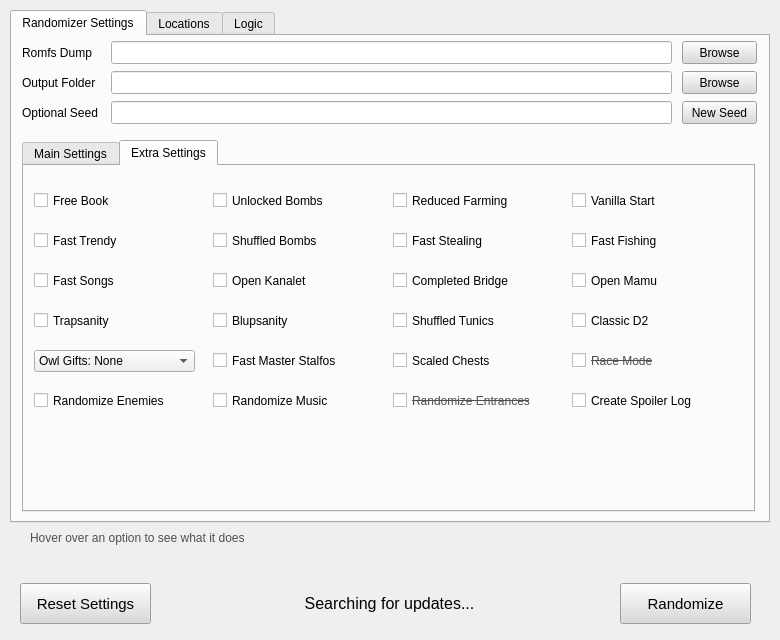
Above: UI/ui_form.ui from Owen-Splat/LAS-Randomizer before the change. Below: the same form after it.
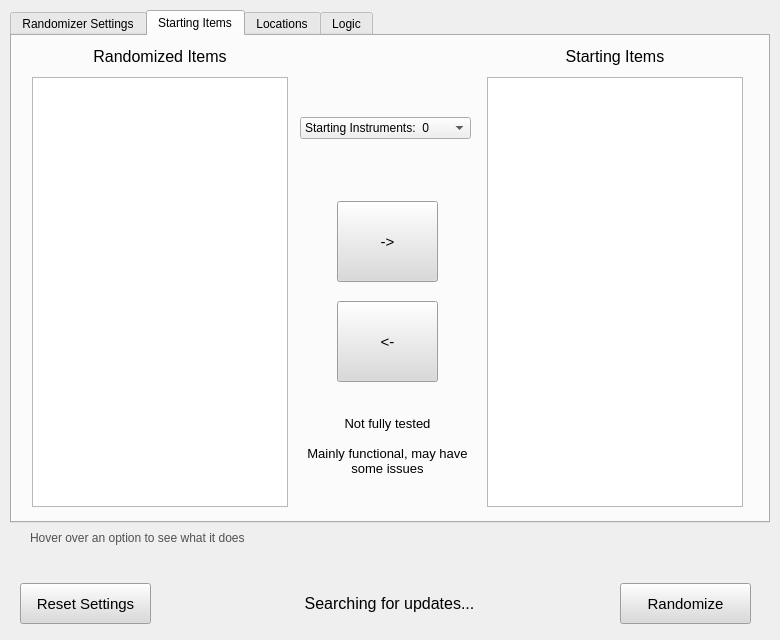
That is the form after the change. The open tabs and pages were chosen to show the change.

What changed in the file:
```diff
--- a/UI/ui_form.ui
+++ b/UI/ui_form.ui
@@ -579,73 +579,6 @@
          <string>Rapids</string>
         </property>
        </widget>
-       <widget class="QComboBox" name="instrumentsComboBox">
-        <property name="geometry">
-         <rect>
-          <x>548</x>
-          <y>104</y>
-          <width>161</width>
-          <height>22</height>
-         </rect>
-        </property>
-        <property name="whatsThis">
-         <string>This lets you choose a number of random instruments to start with</string>
-        </property>
-        <property name="editable">
-         <bool>false</bool>
-        </property>
-        <property name="currentIndex">
-         <number>0</number>
-        </property>
-        <property name="placeholderText">
-         <string/>
-        </property>
-        <item>
-         <property name="text">
-          <string>Starting Instruments:  0</string>
-         </property>
-        </item>
-        <item>
-         <property name="text">
-          <string>Starting Instruments:  1</string>
-         </property>
-        </item>
-        <item>
-         <property name="text">
-          <string>Starting Instruments:  2</string>
-         </property>
-        </item>
-        <item>
-         <property name="text">
-          <string>Starting Instruments:  3</string>
-         </property>
-        </item>
-        <item>
-         <property name="text">
-          <string>Starting Instruments:  4</string>
-         </property>
-        </item>
-        <item>
-         <property name="text">
-          <string>Starting Instruments:  5</string>
-         </property>
-        </item>
-        <item>
-         <property name="text">
-          <string>Starting Instruments:  6</string>
-         </property>
-        </item>
-        <item>
-         <property name="text">
-          <string>Starting Instruments:  7</string>
-         </property>
-        </item>
-        <item>
-         <property name="text">
-          <string>Starting Instruments:  8</string>
-         </property>
-        </item>
-       </widget>
        <widget class="QGroupBox" name="groupBox">
         <property name="geometry">
          <rect>
@@ -931,8 +864,8 @@
        <widget class="QCheckBox" name="shuffledBombsCheck">
         <property name="geometry">
          <rect>
-          <x>189</x>
-          <y>64</y>
+          <x>10</x>
+          <y>224</y>
           <width>173</width>
           <height>21</height>
          </rect>
@@ -950,8 +883,8 @@
        <widget class="QCheckBox" name="rupCheck">
         <property name="geometry">
          <rect>
-          <x>189</x>
-          <y>144</y>
+          <x>369</x>
+          <y>104</y>
           <width>173</width>
           <height>21</height>
          </rect>
@@ -969,7 +902,7 @@
        <widget class="QCheckBox" name="farmingCheck">
         <property name="geometry">
          <rect>
-          <x>369</x>
+          <x>189</x>
           <y>24</y>
           <width>173</width>
           <height>21</height>
@@ -1007,8 +940,8 @@
        <widget class="QCheckBox" name="tunicsCheck">
         <property name="geometry">
          <rect>
-          <x>369</x>
-          <y>144</y>
+          <x>548</x>
+          <y>24</y>
           <width>173</width>
           <height>21</height>
          </rect>
@@ -1026,7 +959,7 @@
          <string>Tunics will appear as checks&lt;br&gt;&lt;/br&gt;You can only swap between tunics you have obtained</string>
         </property>
         <property name="text">
-         <string>Shuffled Tunics</string>
+         <string>Bad Pets</string>
         </property>
         <property name="checkable">
          <bool>true</bool>
@@ -1035,7 +968,7 @@
        <widget class="QCheckBox" name="stealingCheck">
         <property name="geometry">
          <rect>
-          <x>369</x>
+          <x>189</x>
           <y>64</y>
           <width>173</width>
           <height>21</height>
@@ -1088,8 +1021,8 @@
        <widget class="QCheckBox" name="kanaletCheck">
         <property name="geometry">
          <rect>
-          <x>189</x>
-          <y>104</y>
+          <x>10</x>
+          <y>144</y>
           <width>173</width>
           <height>21</height>
          </rect>
@@ -1107,8 +1040,8 @@
        <widget class="QCheckBox" name="unlockedBombsCheck">
         <property name="geometry">
          <rect>
-          <x>189</x>
-          <y>24</y>
+          <x>10</x>
+          <y>184</y>
           <width>173</width>
           <height>21</height>
          </rect>
@@ -1142,30 +1075,11 @@
          <string>Free Book</string>
         </property>
        </widget>
-       <widget class="QCheckBox" name="vanillaCheck">
-        <property name="geometry">
-         <rect>
-          <x>548</x>
-          <y>24</y>
-          <width>173</width>
-          <height>21</height>
-         </rect>
-        </property>
-        <property name="toolTip">
-         <string/>
-        </property>
-        <property name="whatsThis">
-         <string>Shield on Tarin and Sword at beach. Beginner friendly</string>
-        </property>
-        <property name="text">
-         <string>Vanilla Start</string>
-        </property>
-       </widget>
        <widget class="QCheckBox" name="songsCheck">
         <property name="geometry">
          <rect>
-          <x>10</x>
-          <y>104</y>
+          <x>548</x>
+          <y>64</y>
           <width>173</width>
           <height>21</height>
          </rect>
@@ -1192,8 +1106,8 @@
        <widget class="QCheckBox" name="trapsCheck">
         <property name="geometry">
          <rect>
-          <x>10</x>
-          <y>144</y>
+          <x>189</x>
+          <y>104</y>
           <width>173</width>
           <height>21</height>
          </rect>
@@ -1214,8 +1128,8 @@
         </property>
         <property name="geometry">
          <rect>
-          <x>189</x>
-          <y>224</y>
+          <x>369</x>
+          <y>184</y>
           <width>173</width>
           <height>21</height>
          </rect>
@@ -1264,7 +1178,7 @@
        <widget class="QCheckBox" name="fastFishingCheck">
         <property name="geometry">
          <rect>
-          <x>548</x>
+          <x>369</x>
           <y>64</y>
           <width>173</width>
           <height>21</height>
@@ -1283,8 +1197,8 @@
        <widget class="QCheckBox" name="mazeCheck">
         <property name="geometry">
          <rect>
-          <x>548</x>
-          <y>104</y>
+          <x>369</x>
+          <y>144</y>
           <width>173</width>
           <height>21</height>
          </rect>
@@ -1311,8 +1225,8 @@
        <widget class="QCheckBox" name="bridgeCheck">
         <property name="geometry">
          <rect>
-          <x>369</x>
-          <y>104</y>
+          <x>189</x>
+          <y>144</y>
           <width>173</width>
           <height>21</height>
          </rect>
@@ -1358,8 +1272,8 @@
        <widget class="QComboBox" name="owlsComboBox">
         <property name="geometry">
          <rect>
-          <x>10</x>
-          <y>184</y>
+          <x>189</x>
+          <y>224</y>
           <width>161</width>
           <height>22</height>
          </rect>
@@ -1395,7 +1309,7 @@
         <property name="geometry">
          <rect>
           <x>548</x>
-          <y>184</y>
+          <y>104</y>
           <width>173</width>
           <height>21</height>
          </rect>
@@ -1425,8 +1339,8 @@
         </property>
         <property name="geometry">
          <rect>
-          <x>10</x>
-          <y>224</y>
+          <x>548</x>
+          <y>184</y>
           <width>173</width>
           <height>21</height>
          </rect>
@@ -1456,8 +1370,8 @@
         </property>
         <property name="geometry">
          <rect>
-          <x>189</x>
-          <y>184</y>
+          <x>10</x>
+          <y>104</y>
           <width>173</width>
           <height>21</height>
          </rect>
@@ -1488,7 +1402,7 @@
         <property name="geometry">
          <rect>
           <x>369</x>
-          <y>184</y>
+          <y>24</y>
           <width>173</width>
           <height>21</height>
          </rect>
@@ -1525,6 +1439,329 @@
      <zorder>seedButton</zorder>
      <zorder>label_3</zorder>
     </widget>
+    <widget class="QWidget" name="tab_6">
+     <attribute name="title">
+      <string>Starting Items</string>
+     </attribute>
+     <widget class="QListWidget" name="listWidget_5">
+      <property name="geometry">
+       <rect>
+        <x>20</x>
+        <y>41</y>
+        <width>256</width>
+        <height>430</height>
+       </rect>
+      </property>
+      <property name="font">
+       <font>
+        <pointsize>9</pointsize>
+       </font>
+      </property>
+      <property name="frameShape">
+       <enum>QFrame::StyledPanel</enum>
+      </property>
+      <property name="frameShadow">
+       <enum>QFrame::Sunken</enum>
+      </property>
+      <property name="alternatingRowColors">
+       <bool>false</bool>
+      </property>
+      <property name="selectionMode">
+       <enum>QAbstractItemView::ExtendedSelection</enum>
+      </property>
+      <property name="uniformItemSizes">
+       <bool>true</bool>
+      </property>
+      <property name="sortingEnabled">
+       <bool>true</bool>
+      </property>
+     </widget>
+     <widget class="QLabel" name="label_12">
+      <property name="geometry">
+       <rect>
+        <x>20</x>
+        <y>5</y>
+        <width>256</width>
+        <height>31</height>
+       </rect>
+      </property>
+      <property name="sizePolicy">
+       <sizepolicy hsizetype="Fixed" vsizetype="Fixed">
+        <horstretch>0</horstretch>
+        <verstretch>0</verstretch>
+       </sizepolicy>
+      </property>
+      <property name="minimumSize">
+       <size>
+        <width>75</width>
+        <height>23</height>
+       </size>
+      </property>
+      <property name="font">
+       <font>
+        <pointsize>12</pointsize>
+        <italic>false</italic>
+        <bold>false</bold>
+       </font>
+      </property>
+      <property name="frameShape">
+       <enum>QFrame::NoFrame</enum>
+      </property>
+      <property name="frameShadow">
+       <enum>QFrame::Plain</enum>
+      </property>
+      <property name="text">
+       <string>Randomized Items</string>
+      </property>
+      <property name="textFormat">
+       <enum>Qt::PlainText</enum>
+      </property>
+      <property name="alignment">
+       <set>Qt::AlignCenter</set>
+      </property>
+      <property name="wordWrap">
+       <bool>false</bool>
+      </property>
+     </widget>
+     <widget class="QPushButton" name="includeButton_3">
+      <property name="geometry">
+       <rect>
+        <x>325</x>
+        <y>265</y>
+        <width>101</width>
+        <height>81</height>
+       </rect>
+      </property>
+      <property name="font">
+       <font>
+        <pointsize>11</pointsize>
+        <bold>false</bold>
+       </font>
+      </property>
+      <property name="autoFillBackground">
+       <bool>false</bool>
+      </property>
+      <property name="styleSheet">
+       <string notr="true">background-color: rgb(218, 218, 218);</string>
+      </property>
+      <property name="text">
+       <string>&lt;-</string>
+      </property>
+     </widget>
+     <widget class="QLabel" name="label_13">
+      <property name="geometry">
+       <rect>
+        <x>475</x>
+        <y>5</y>
+        <width>256</width>
+        <height>31</height>
+       </rect>
+      </property>
+      <property name="sizePolicy">
+       <sizepolicy hsizetype="Fixed" vsizetype="Fixed">
+        <horstretch>0</horstretch>
+        <verstretch>0</verstretch>
+       </sizepolicy>
+      </property>
+      <property name="minimumSize">
+       <size>
+        <width>75</width>
+        <height>23</height>
+       </size>
+      </property>
+      <property name="font">
+       <font>
+        <pointsize>12</pointsize>
+        <italic>false</italic>
+        <bold>false</bold>
+       </font>
+      </property>
+      <property name="frameShape">
+       <enum>QFrame::NoFrame</enum>
+      </property>
+      <property name="frameShadow">
+       <enum>QFrame::Plain</enum>
+      </property>
+      <property name="text">
+       <string>Starting Items</string>
+      </property>
+      <property name="textFormat">
+       <enum>Qt::PlainText</enum>
+      </property>
+      <property name="alignment">
+       <set>Qt::AlignCenter</set>
+      </property>
+      <property name="wordWrap">
+       <bool>false</bool>
+      </property>
+     </widget>
+     <widget class="QPushButton" name="excludeButton_3">
+      <property name="geometry">
+       <rect>
+        <x>325</x>
+        <y>165</y>
+        <width>101</width>
+        <height>81</height>
+       </rect>
+      </property>
+      <property name="font">
+       <font>
+        <pointsize>11</pointsize>
+        <bold>false</bold>
+       </font>
+      </property>
+      <property name="autoFillBackground">
+       <bool>false</bool>
+      </property>
+      <property name="styleSheet">
+       <string notr="true">background-color: rgb(218, 218, 218);</string>
+      </property>
+      <property name="text">
+       <string>-&gt;</string>
+      </property>
+     </widget>
+     <widget class="QListWidget" name="listWidget_6">
+      <property name="geometry">
+       <rect>
+        <x>475</x>
+        <y>41</y>
+        <width>256</width>
+        <height>430</height>
+       </rect>
+      </property>
+      <property name="font">
+       <font>
+        <pointsize>9</pointsize>
+       </font>
+      </property>
+      <property name="alternatingRowColors">
+       <bool>false</bool>
+      </property>
+      <property name="selectionMode">
+       <enum>QAbstractItemView::ExtendedSelection</enum>
+      </property>
+      <property name="uniformItemSizes">
+       <bool>true</bool>
+      </property>
+      <property name="sortingEnabled">
+       <bool>true</bool>
+      </property>
+     </widget>
+     <widget class="QComboBox" name="instrumentsComboBox">
+      <property name="geometry">
+       <rect>
+        <x>288</x>
+        <y>81</y>
+        <width>171</width>
+        <height>22</height>
+       </rect>
+      </property>
+      <property name="whatsThis">
+       <string>This lets you choose a number of random instruments to start with&lt;br&gt;&lt;/br&gt;Manually selected instruments will be placed in the random selection</string>
+      </property>
+      <property name="editable">
+       <bool>false</bool>
+      </property>
+      <property name="currentIndex">
+       <number>0</number>
+      </property>
+      <property name="placeholderText">
+       <string/>
+      </property>
+      <item>
+       <property name="text">
+        <string>Starting Instruments:  0</string>
+       </property>
+      </item>
+      <item>
+       <property name="text">
+        <string>Starting Instruments:  1</string>
+       </property>
+      </item>
+      <item>
+       <property name="text">
+        <string>Starting Instruments:  2</string>
+       </property>
+      </item>
+      <item>
+       <property name="text">
+        <string>Starting Instruments:  3</string>
+       </property>
+      </item>
+      <item>
+       <property name="text">
+        <string>Starting Instruments:  4</string>
+       </property>
+      </item>
+      <item>
+       <property name="text">
+        <string>Starting Instruments:  5</string>
+       </property>
+      </item>
+      <item>
+       <property name="text">
+        <string>Starting Instruments:  6</string>
+       </property>
+      </item>
+      <item>
+       <property name="text">
+        <string>Starting Instruments:  7</string>
+       </property>
+      </item>
+      <item>
+       <property name="text">
+        <string>Starting Instruments:  8</string>
+       </property>
+      </item>
+     </widget>
+     <widget class="QLabel" name="label_14">
+      <property name="geometry">
+       <rect>
+        <x>295</x>
+        <y>380</y>
+        <width>161</width>
+        <height>81</height>
+       </rect>
+      </property>
+      <property name="sizePolicy">
+       <sizepolicy hsizetype="Fixed" vsizetype="Fixed">
+        <horstretch>0</horstretch>
+        <verstretch>0</verstretch>
+       </sizepolicy>
+      </property>
+      <property name="minimumSize">
+       <size>
+        <width>75</width>
+        <height>23</height>
+       </size>
+      </property>
+      <property name="font">
+       <font>
+        <pointsize>10</pointsize>
+        <italic>false</italic>
+        <bold>false</bold>
+       </font>
+      </property>
+      <property name="frameShape">
+       <enum>QFrame::NoFrame</enum>
+      </property>
+      <property name="frameShadow">
+       <enum>QFrame::Plain</enum>
+      </property>
+      <property name="text">
+       <string>Not fully tested&lt;br&gt;&lt;/br&gt;&lt;br&gt;&lt;/br&gt;Mainly functional, may have some issues</string>
+      </property>
+      <property name="textFormat">
+       <enum>Qt::RichText</enum>
+      </property>
+      <property name="alignment">
+       <set>Qt::AlignHCenter|Qt::AlignTop</set>
+      </property>
+      <property name="wordWrap">
+       <bool>true</bool>
+      </property>
+     </widget>
+    </widget>
     <widget class="QWidget" name="tab_2">
      <property name="autoFillBackground">
       <bool>false</bool>
```
Left out of the diff: 186 changed lines with no effect on the pictures.
